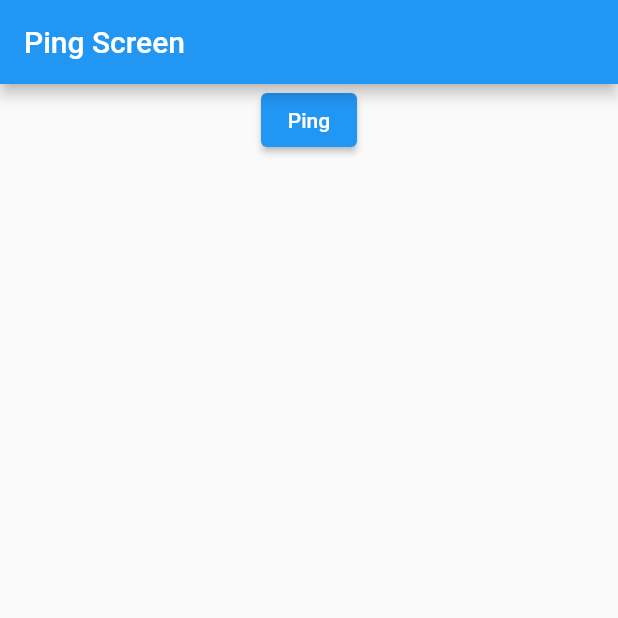
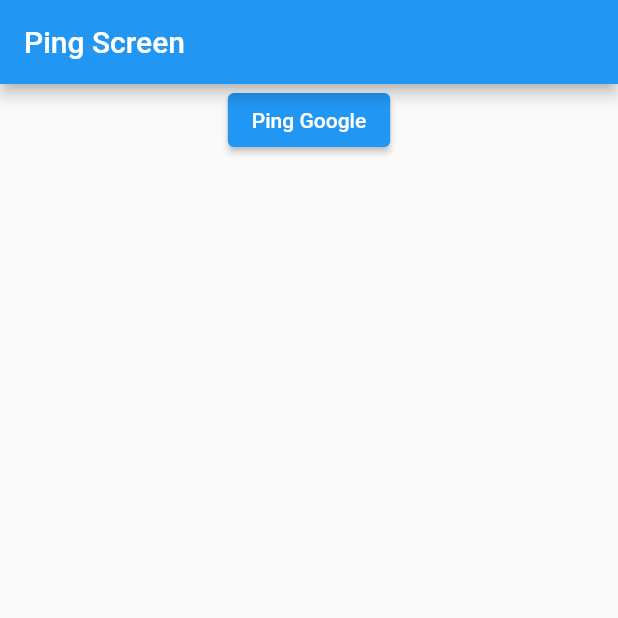
Before and after one commit to SmrutiSamratRansingh/skysoftPIngTest, a Flutter app: the screen it shows after launch, on a phone screen of 412 x 824 dp, the top half of it. Run offline on Flutter 3.47's test engine with Material 2 defaults, Android fonts, the phone set to English and light mode, and no system bars; our stand-ins replace equatable, flutter_bloc; missing offline and left inert: dart_ping.

Commit message:
ping package issue

```diff
--- a/lib/main.dart
+++ b/lib/main.dart
@@ -1,4 +1,3 @@
-import 'package:dart_ping/dart_ping.dart';
 import 'package:flutter/material.dart';
 import 'package:skysoft_app/ping_screen.dart';
 
@@ -12,6 +11,7 @@
   Widget build(BuildContext context) {
     return MaterialApp(
       title: 'Flutter Demo',
+      debugShowCheckedModeBanner: false,
       theme: ThemeData(
         primarySwatch: Colors.blue,
       ),
--- a/lib/ping_screen.dart
+++ b/lib/ping_screen.dart
@@ -52,18 +52,19 @@
               children: [
                 ElevatedButton(
                   key: ValueKey('ping button'),
-                  child: Text('Ping'),
+                  child: Text('Ping Google'),
                   onPressed: () {
                     BlocProvider.of<PingBloc>(context).add(PingGoogleEvent());
                   },
                 ),
                 isPinged
                     ? Text(
-                        'IP:${data.response!.ip}',
+                        'ip',
+                        //'IP:${data.response!.ip}',
                         key: ValueKey('IP'),
                       )
                     : Container(),
-                isPinged ? Text('Time:${data.response!.time}') : Container(),
+                isPinged ? Text('Time:') : Container(),
                 hasEnded
                     ? Text('Total Response Time: $totalResponse')
                     : Container()
@@ -71,14 +72,7 @@
             ),
           );
         },
-        listener: (context, state) {
-          if (state is OnError) {
-            Scaffold.of(context).showSnackBar(SnackBar(
-              content: Text(state.message),
-              backgroundColor: Colors.red,
-            ));
-          }
-        },
+        listener: (context, state) {},
       ),
     );
   }
```
Also changed, not shown: lib/bloc/ping_bloc.dart (+6 -6 lines), 1 other file.
